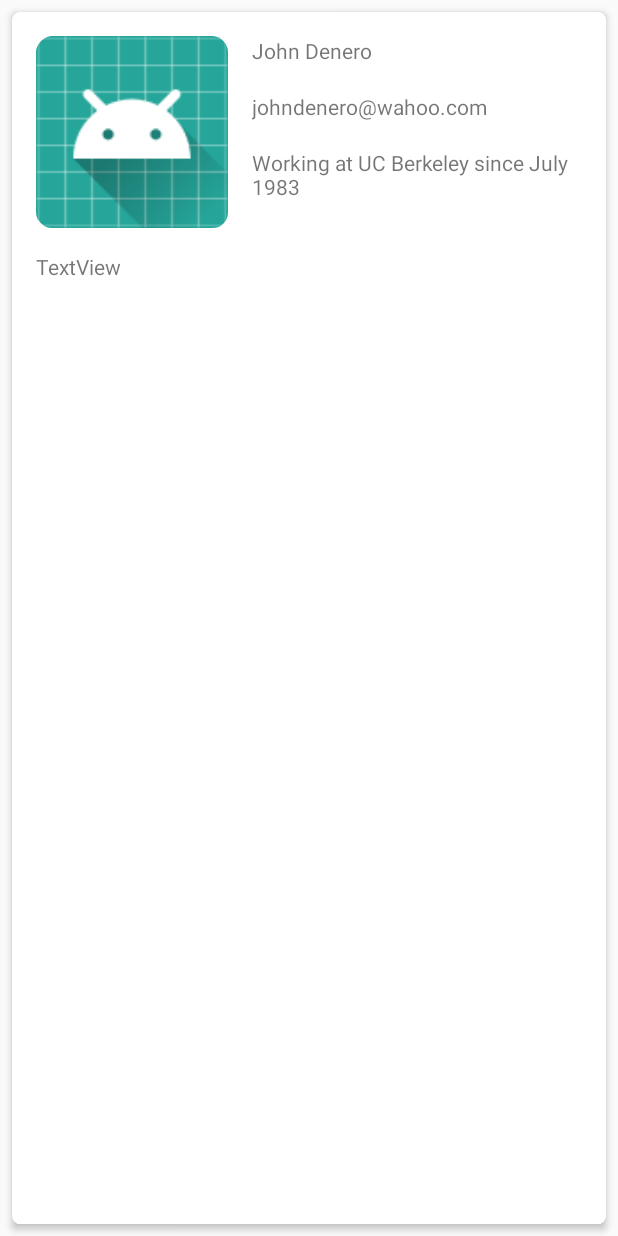
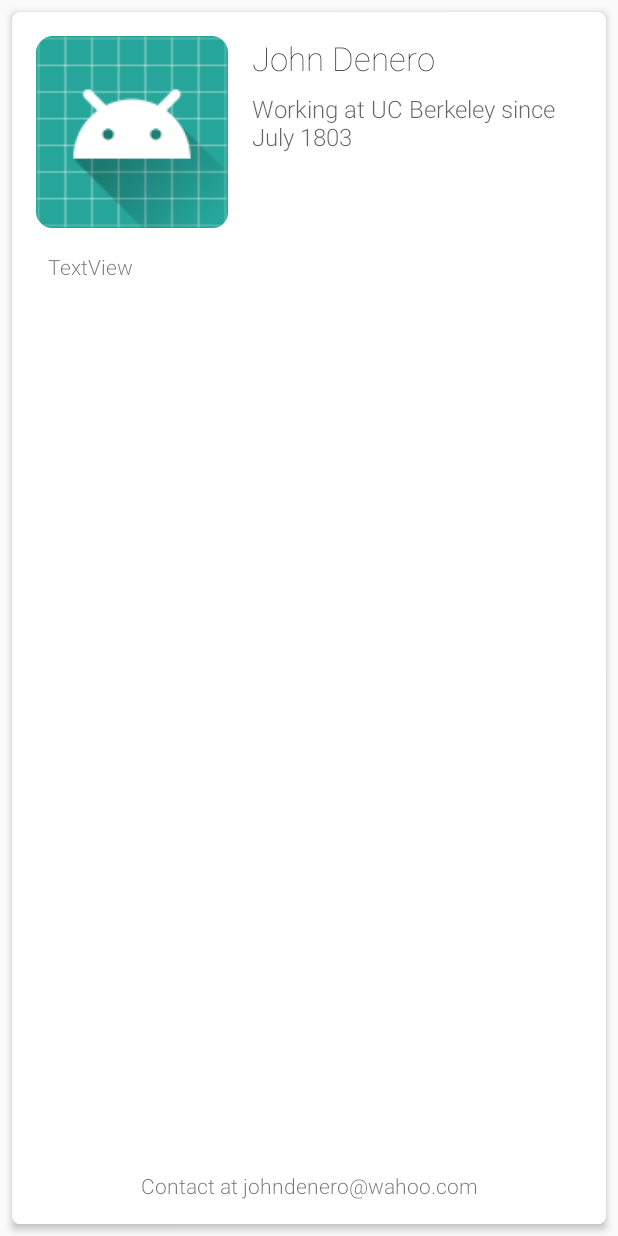
Before and after one commit to aayusht/Tinder2, an Android app: the layout person_card.xml on its own in the app's theme, with its tools: preview values and no code run, on a phone screen of 412 x 824 dp. Run offline under Robolectric (Android 15) with nearby library versions, the phone set to English and light mode, and no system bars; network calls fail.

Commit message:
loads all text, no markdown yet

```diff
--- a/app/src/main/AndroidManifest.xml
+++ b/app/src/main/AndroidManifest.xml
@@ -18,4 +18,6 @@
         </activity>
     </application>
 
+    <uses-permission android:name="android.permission.INTERNET" />
+
 </manifest>
--- a/app/src/main/res/layout/person_card.xml
+++ b/app/src/main/res/layout/person_card.xml
@@ -33,52 +33,64 @@
                 app:layout_constraintTop_toTopOf="parent"
                 app:srcCompat="@mipmap/ic_launcher" />
 
-            <LinearLayout
-                android:id="@+id/linearLayout"
+            <TextView
+                android:id="@+id/name"
+                android:layout_width="wrap_content"
+                android:layout_height="wrap_content"
+                android:layout_marginStart="16dp"
+                android:layout_weight="1"
+                android:fontFamily="sans-serif-thin"
+                android:text="John Denero"
+                android:textAppearance="@style/TextAppearance.AppCompat.Large"
+                app:layout_constraintStart_toEndOf="@+id/avatar"
+                app:layout_constraintTop_toTopOf="@+id/avatar" />
+
+            <TextView
+                android:id="@+id/company"
                 android:layout_width="0dp"
                 android:layout_height="0dp"
+                android:layout_marginBottom="8dp"
+                android:layout_marginEnd="16dp"
+                android:layout_marginTop="8dp"
+                android:layout_weight="1"
+                android:fontFamily="sans-serif-light"
+                android:text="Working at UC Berkeley since July 1803"
+                android:textAppearance="@style/TextAppearance.AppCompat.Medium"
+                android:textSize="16sp"
+                app:layout_constraintBottom_toBottomOf="@+id/avatar"
+                app:layout_constraintEnd_toEndOf="parent"
+                app:layout_constraintStart_toStartOf="@+id/name"
+                app:layout_constraintTop_toBottomOf="@+id/name" />
+
+            <TextView
+                android:id="@+id/email"
+                android:layout_width="wrap_content"
+                android:layout_height="wrap_content"
+                android:layout_marginBottom="16dp"
                 android:layout_marginEnd="16dp"
                 android:layout_marginStart="16dp"
-                android:layout_marginTop="16dp"
-                android:orientation="vertical"
-                app:layout_constraintBottom_toBottomOf="@+id/avatar"
+                android:layout_weight="1"
+                android:fontFamily="sans-serif-light"
+                android:singleLine="false"
+                android:text="Contact at johndenero@wahoo.com"
+                app:layout_constraintBottom_toBottomOf="parent"
                 app:layout_constraintEnd_toEndOf="parent"
-                app:layout_constraintStart_toEndOf="@+id/avatar"
-                app:layout_constraintTop_toTopOf="parent">
-
-                <TextView
-                    android:id="@+id/name"
-                    android:layout_width="match_parent"
-                    android:layout_height="wrap_content"
-                    android:layout_weight="1"
-                    android:text="John Denero" />
-
-                <TextView
-                    android:id="@+id/email"
-                    android:layout_width="match_parent"
-                    android:layout_height="wrap_content"
-                    android:layout_weight="1"
-                    android:text="johndenero@wahoo.com" />
-
-                <TextView
-                    android:id="@+id/company"
-                    android:layout_width="match_parent"
-                    android:layout_height="wrap_content"
-                    android:layout_weight="1"
-                    android:text="Working at UC Berkeley since July 1983" />
-            </LinearLayout>
+                app:layout_constraintStart_toStartOf="parent" />
 
             <TextView
                 android:id="@+id/body"
                 android:layout_width="0dp"
                 android:layout_height="0dp"
-                android:layout_marginBottom="16dp"
+                android:layout_marginBottom="8dp"
+                android:layout_marginEnd="8dp"
+                android:layout_marginStart="8dp"
                 android:layout_marginTop="16dp"
+                android:fontFamily="sans-serif-light"
                 android:text="TextView"
-                app:layout_constraintBottom_toBottomOf="parent"
-                app:layout_constraintEnd_toEndOf="@+id/linearLayout"
+                app:layout_constraintBottom_toTopOf="@+id/email"
+                app:layout_constraintEnd_toEndOf="@+id/company"
                 app:layout_constraintStart_toStartOf="@+id/avatar"
-                app:layout_constraintTop_toBottomOf="@+id/linearLayout" />
+                app:layout_constraintTop_toBottomOf="@+id/avatar" />
 
         </android.support.constraint.ConstraintLayout>
     </android.support.v7.widget.CardView>
```
Also changed, not shown: app/src/main/java/com/aayush/tinder2/MainActivity.kt (+54 -2 lines).
